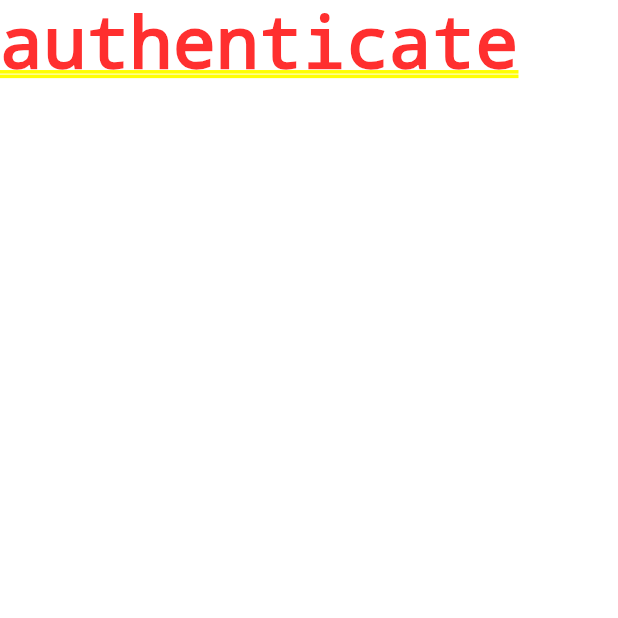
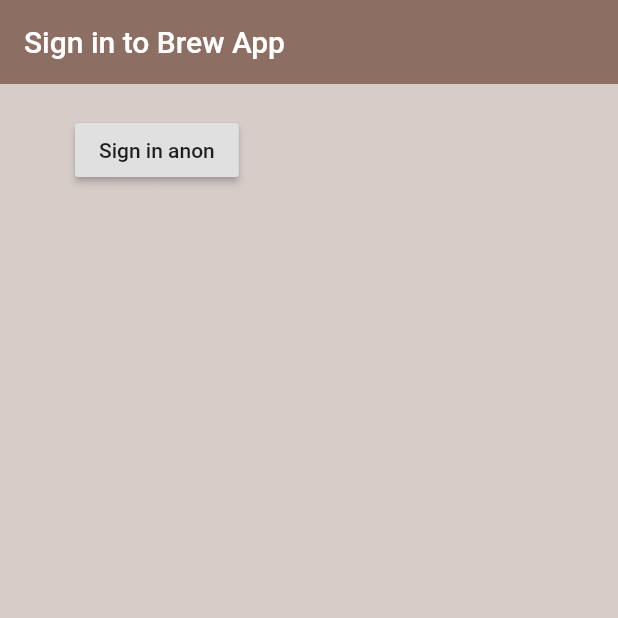
Before and after one commit to Daquiver1/flutter_brew_app, a Flutter app: the screen it shows after launch, on a phone screen of 412 x 824 dp, the top half of it. Run offline on Flutter 3.47's test engine with Material 2 defaults, Android fonts, the phone set to English and light mode, and no system bars; our stand-ins replace firebase_auth, firebase_core; accounts and stored records are empty.

Commit message:
Connected firebase and added anon sign in

```diff
--- a/lib/screens/authenticate/authenticate.dart
+++ b/lib/screens/authenticate/authenticate.dart
@@ -1,3 +1,4 @@
+import 'package:brew_app/screens/authenticate/sign_in.dart';
 import 'package:flutter/material.dart';
 
 class Authenticate extends StatefulWidget{
@@ -9,7 +10,7 @@ class _AuthenticateState extends State<Authenticate>{
 	@override
 	Widget build(BuildContext context) {
 		return Container(
-			child: Text("authenticate"),
+			child: SignIn(),
 		);
 	}
 }
--- /dev/null
+++ b/lib/screens/authenticate/sign_in.dart
@@ -0,0 +1,39 @@
+import 'package:brew_app/services/auth.dart';
+import 'package:flutter/material.dart';
+
+class SignIn extends StatefulWidget {
+	@override
+	_SignInState createState() => _SignInState();
+}
+
+class _SignInState extends State<SignIn> {
+
+	final AuthService _auth = AuthService();
+
+	@override
+	Widget build(BuildContext context) {
+		return Scaffold(
+		backgroundColor: Colors.brown[100],
+		appBar: AppBar(
+			backgroundColor: Colors.brown[400],
+			elevation: 0.0,
+			title: Text("Sign in to Brew App"),
+			),
+		body: Container(
+			padding: EdgeInsets.symmetric(vertical:20.0, horizontal: 50.0),
+			child: RaisedButton(
+				child: Text("Sign in anon"),
+				onPressed: () async {
+					dynamic result = await _auth.signInAnon();
+					if (result == null) {
+						print("Error Signing in");
+					} else {
+						print("Signed in");
+						print(result);
+					}
+					}
+				),
+			),
+		);
+	}
+}
--- a/lib/services/auth.dart
+++ b/lib/services/auth.dart
@@ -7,11 +7,10 @@ class AuthService {
 	// Sign in anon
 	Future signInAnon() async {
 		try {
-			AuthResult result = await _auth.signInAnonymously();
-			FirebaseUser user = result.user;
+			UserCredential user = await _auth.signInAnonymously();
 			return user;
 		} catch (err) {
-			print(e.toString());
+			print(err.toString());
 			return null;
 		}
 	}
--- a/pubspec.yaml
+++ b/pubspec.yaml
@@ -30,6 +30,7 @@ dependencies:
   flutter:
     sdk: flutter
 
+  firebase_core: ^1.12.0
   firebase_auth: ^3.3.6
   cloud_firestore: ^3.1.7
 
```
Also changed, not shown: lib/main.dart (+6 -3 lines), flutter_01.png (added), lib/firebase_options.dart (added), pubspec.lock, 3 other files.
